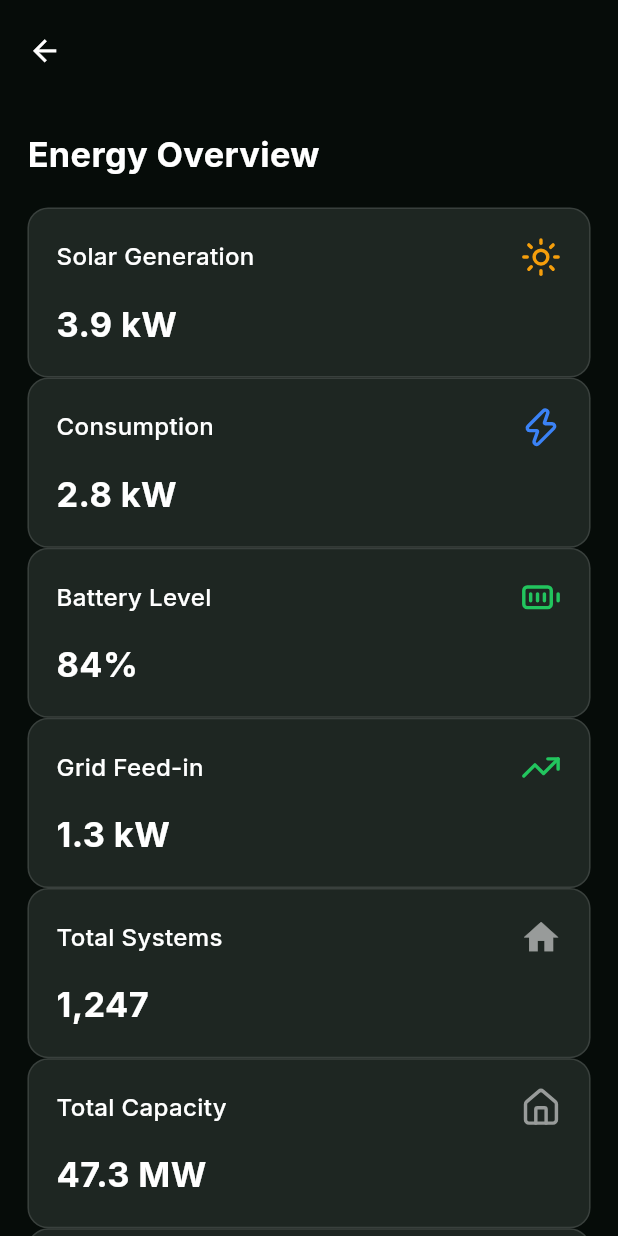
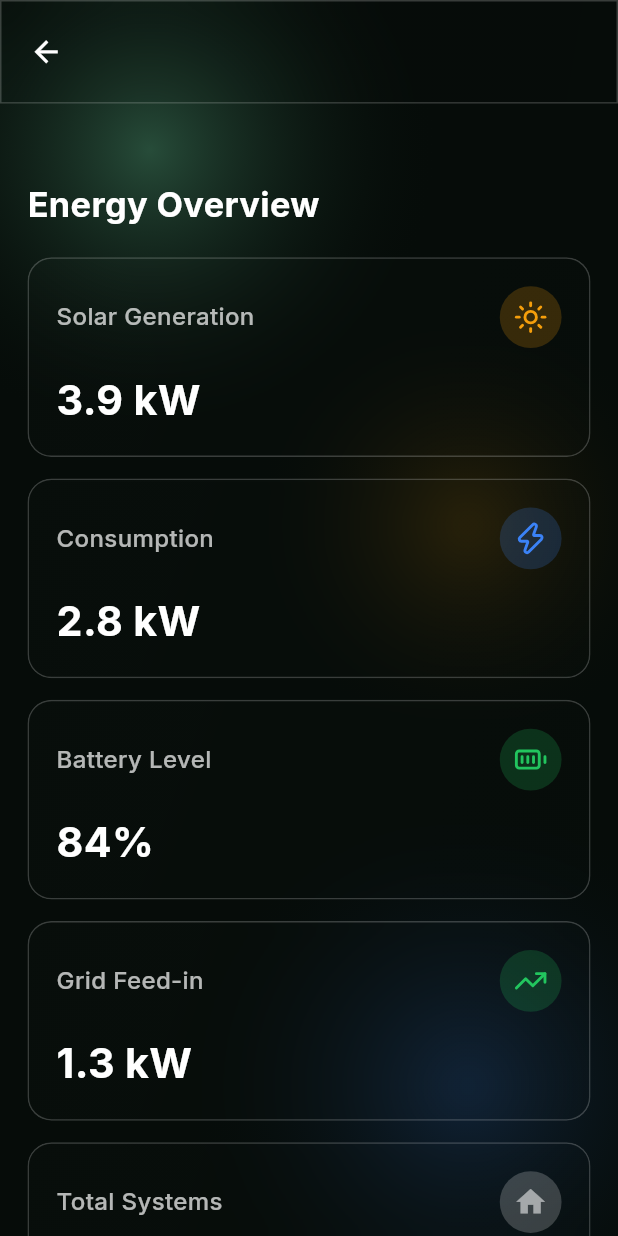
Before and after one commit to saurabhwagh124/suncube_ai, a Flutter app: the UserDashboardHome screen opened directly, on a phone screen of 412 x 824 dp. Run offline on Flutter 3.47's test engine with Material 3 defaults, Android fonts, the phone set to English and light mode, and no system bars; our stand-ins replace animated_text_kit, flutter_screenutil, flutter_svg, get_storage, google_fonts, lucide_icons_flutter and 1 more; accounts and stored records are empty.

Commit message:
little glass

```diff
--- a/lib/view/dashboard/Dashboards/user_dashboard.dart
+++ b/lib/view/dashboard/Dashboards/user_dashboard.dart
@@ -4,6 +4,8 @@ import 'package:google_fonts/google_fonts.dart';
 import 'package:lucide_icons_flutter/lucide_icons.dart';
 import 'package:suncube_ai/utils/user_data.dart';
 import 'package:suncube_ai/view/auth/login_screen.dart';
+import 'package:suncube_ai/widgets/common/glass_container.dart';
+import 'package:suncube_ai/widgets/common/liquid_background.dart';
 
 class UserDashboardHome extends StatefulWidget {
   final bool showAppBar;
@@ -34,15 +36,18 @@ class _UserDashboardHomeState extends State<UserDashboardHome> {
     final bool showAppBar = widget.showAppBar;
 
     return Scaffold(
-      backgroundColor: const Color(0xFF060C09),
+      extendBodyBehindAppBar: true,
+      backgroundColor: Colors.transparent, // Make scaffold transparent for LiquidBackground
       appBar: showAppBar
           ? PreferredSize(
               preferredSize: Size.fromHeight(60.h + statusBarHeight),
+              child: GlassContainer(
+                borderRadius: BorderRadius.zero,
+                blur: 10,
+                opacity: 0.2,
+                color: Colors.black,
                 child: Container(
                   padding: EdgeInsets.only(top: statusBarHeight),
-              decoration: BoxDecoration(
-                color: const Color(0xFF060C09).withOpacity(.9),
-              ),
                   child: Padding(
                     padding: EdgeInsets.symmetric(horizontal: 5.w, vertical: 8.h),
                     child: Row(
@@ -60,21 +65,20 @@ class _UserDashboardHomeState extends State<UserDashboardHome> {
                               )
                             : SizedBox.shrink(),
                         if (!widget.showAppBar) Spacer(),
-                    // Icon removed as per request
                         if (isLogged) ...[
                           Spacer(),
-                      // Removed redundant title, role, and logout button as per request
                         ],
                       ],
                     ),
                   ),
                 ),
+              ),
             )
           : null,
-      body:
-          isLogged
+      body: LiquidBackground(
+        child: isLogged
             ? Padding(
-                padding: EdgeInsets.fromLTRB(16.w, 16.h, 16.w, 0),
+                padding: EdgeInsets.fromLTRB(16.w, showAppBar ? 100.h : 16.h, 16.w, 0),
                 child: Column(
                   crossAxisAlignment: CrossAxisAlignment.start,
                   children: [
@@ -89,6 +93,7 @@ class _UserDashboardHomeState extends State<UserDashboardHome> {
                     SizedBox(height: 16.h),
                     Expanded(
                       child: ListView(
+                        padding: EdgeInsets.zero,
                         children: [
                           _metric(
                             'Solar Generation',
@@ -142,6 +147,11 @@ class _UserDashboardHomeState extends State<UserDashboardHome> {
                 child: Column(
                   mainAxisAlignment: MainAxisAlignment.center,
                   children: [
+                    GlassContainer(
+                      padding: EdgeInsets.all(32.w),
+                      child: Column(
+                        mainAxisSize: MainAxisSize.min,
+                        children: [
                           Icon(
                             LucideIcons.lock,
                             size: 64.sp,
@@ -159,6 +169,7 @@ class _UserDashboardHomeState extends State<UserDashboardHome> {
                           SizedBox(height: 8.h),
                           Text(
                             'Please login to access your dashboard.',
+                            textAlign: TextAlign.center,
                             style: GoogleFonts.inter(
                               fontSize: 16.sp,
                               color: Colors.white70,
@@ -196,17 +207,20 @@ class _UserDashboardHomeState extends State<UserDashboardHome> {
                         ],
                       ),
                     ),
+                  ],
+                ),
+              ),
+      ),
     );
   }
 
   Widget _metric(String title, String value, IconData icon, Color color) =>
-      Container(
+      Padding(
+        padding: EdgeInsets.only(bottom: 12.h),
+        child: GlassContainer(
           padding: EdgeInsets.all(16.w),
-        decoration: BoxDecoration(
-          color: const Color(0xFF1E2622),
-          borderRadius: BorderRadius.circular(12.r),
-          border: Border.all(color: Colors.white12),
-        ),
+          color: Colors.white,
+          opacity: 0.05,
           child: Column(
             crossAxisAlignment: CrossAxisAlignment.start,
             children: [
@@ -219,23 +233,31 @@ class _UserDashboardHomeState extends State<UserDashboardHome> {
                       style: GoogleFonts.inter(
                         fontSize: 14.sp,
                         fontWeight: FontWeight.w500,
-                      color: Colors.white,
+                        color: Colors.white70,
                       ),
                     ),
                   ),
-                Icon(icon, color: color, size: 24.sp),
+                  Container(
+                    padding: EdgeInsets.all(8.w),
+                    decoration: BoxDecoration(
+                      color: color.withOpacity(0.2),
+                      shape: BoxShape.circle,
+                    ),
+                    child: Icon(icon, color: color, size: 20.sp),
+                  ),
                 ],
               ),
               SizedBox(height: 12.h),
               Text(
                 value,
                 style: GoogleFonts.inter(
-                fontSize: 20.sp,
+                  fontSize: 24.sp,
                   fontWeight: FontWeight.bold,
                   color: Colors.white,
                 ),
               ),
             ],
           ),
+        ),
       );
 }
--- /dev/null
+++ b/lib/widgets/common/glass_container.dart
@@ -0,0 +1,58 @@
+import 'dart:ui';
+import 'package:flutter/material.dart';
+
+class GlassContainer extends StatelessWidget {
+  final Widget child;
+  final double blur;
+  final double opacity;
+  final Color color;
+  final BorderRadius? borderRadius;
+  final EdgeInsetsGeometry? padding;
+  final EdgeInsetsGeometry? margin;
+  final Gradient? borderGradient;
+
+  const GlassContainer({
+    super.key,
+    required this.child,
+    this.blur = 10.0,
+    this.opacity = 0.1,
+    this.color = Colors.white,
+    this.borderRadius,
+    this.padding,
+    this.margin,
+    this.borderGradient,
+  });
+
+  @override
+  Widget build(BuildContext context) {
+    return Container(
+      margin: margin,
+      child: ClipRRect(
+        borderRadius: borderRadius ?? BorderRadius.circular(16.0),
+        child: BackdropFilter(
+          filter: ImageFilter.blur(sigmaX: blur, sigmaY: blur),
+          child: Container(
+            padding: padding,
+            decoration: BoxDecoration(
+              color: color.withOpacity(opacity),
+              borderRadius: borderRadius ?? BorderRadius.circular(16.0),
+              border: Border.all(
+                color: Colors.white.withOpacity(0.2),
+                width: 1.0,
+              ),
+              gradient: LinearGradient(
+                begin: Alignment.topLeft,
+                end: Alignment.bottomRight,
+                colors: [
+                  color.withOpacity(opacity + 0.1),
+                  color.withOpacity(opacity),
+                ],
+              ),
+            ),
+            child: child,
+          ),
+        ),
+      ),
+    );
+  }
+}
--- /dev/null
+++ b/lib/widgets/common/liquid_background.dart
@@ -0,0 +1,73 @@
+import 'package:flutter/material.dart';
+
+class LiquidBackground extends StatelessWidget {
+  final Widget child;
+
+  const LiquidBackground({super.key, required this.child});
+
+  @override
+  Widget build(BuildContext context) {
+    return Stack(
+      children: [
+        // Dark background base
+        Container(
+          color: const Color(0xFF060C09),
+        ),
+        // Gradient Blobs
+        Positioned(
+          top: -100,
+          left: -100,
+          child: Container(
+            width: 400,
+            height: 400,
+            decoration: BoxDecoration(
+              shape: BoxShape.circle,
+              gradient: RadialGradient(
+                colors: [
+                  const Color(0xFF73E0A9).withOpacity(0.3),
+                  Colors.transparent,
+                ],
+              ),
+            ),
+          ),
+        ),
+        Positioned(
+          bottom: -100,
+          right: -100,
+          child: Container(
+            width: 400,
+            height: 400,
+            decoration: BoxDecoration(
+              shape: BoxShape.circle,
+              gradient: RadialGradient(
+                colors: [
+                  const Color(0xFF3B82F6).withOpacity(0.2),
+                  Colors.transparent,
+                ],
+              ),
+            ),
+          ),
+        ),
+        Positioned(
+          top: 200,
+          right: -50,
+          child: Container(
+            width: 300,
+            height: 300,
+            decoration: BoxDecoration(
+              shape: BoxShape.circle,
+              gradient: RadialGradient(
+                colors: [
+                  const Color(0xFFF59E0B).withOpacity(0.15),
+                  Colors.transparent,
+                ],
+              ),
+            ),
+          ),
+        ),
+        // Content
+        child,
+      ],
+    );
+  }
+}
```
Also changed, not shown: lib/view/auth/login_screen.dart (+21 -67 lines), lib/view/landing/splash_screen.dart (+10 -12 lines). Lines whose indentation alone changed are shown as unchanged.
